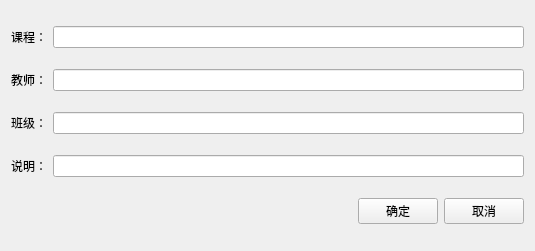
This is Mathlab/MathLabAddWidget.ui in tsbraw/Mathlab as Qt 5 draws it before an edit. The edited form follows.
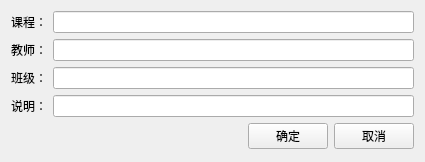
This is the edited form.

Patch:
```diff
--- a/Mathlab/MathLabAddWidget.ui
+++ b/Mathlab/MathLabAddWidget.ui
@@ -6,8 +6,8 @@
    <rect>
     <x>0</x>
     <y>0</y>
-    <width>535</width>
-    <height>251</height>
+    <width>425</width>
+    <height>162</height>
    </rect>
   </property>
   <property name="windowTitle">
```
